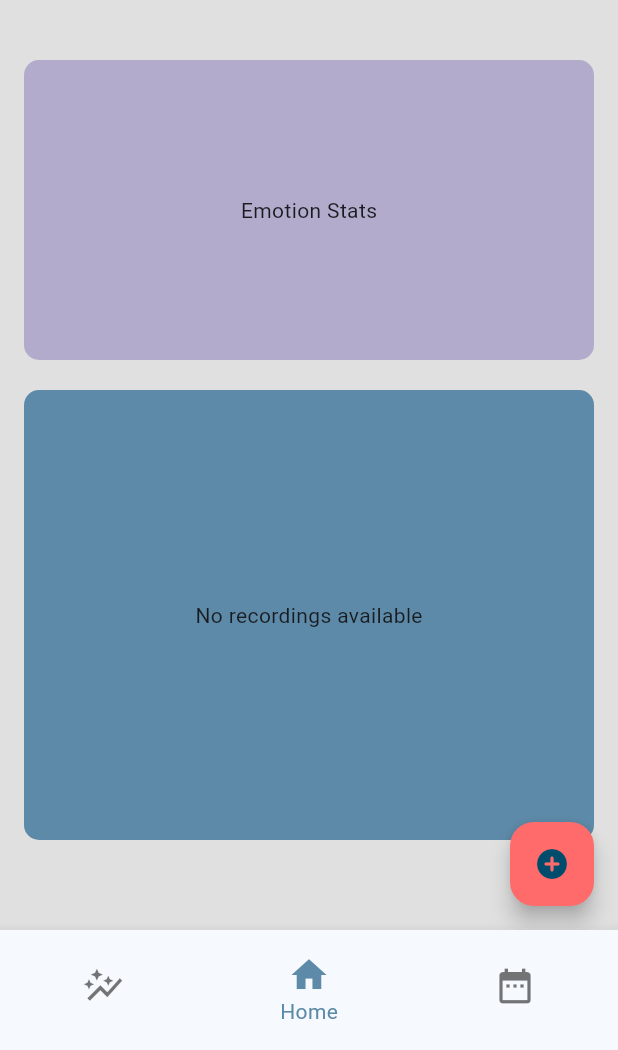
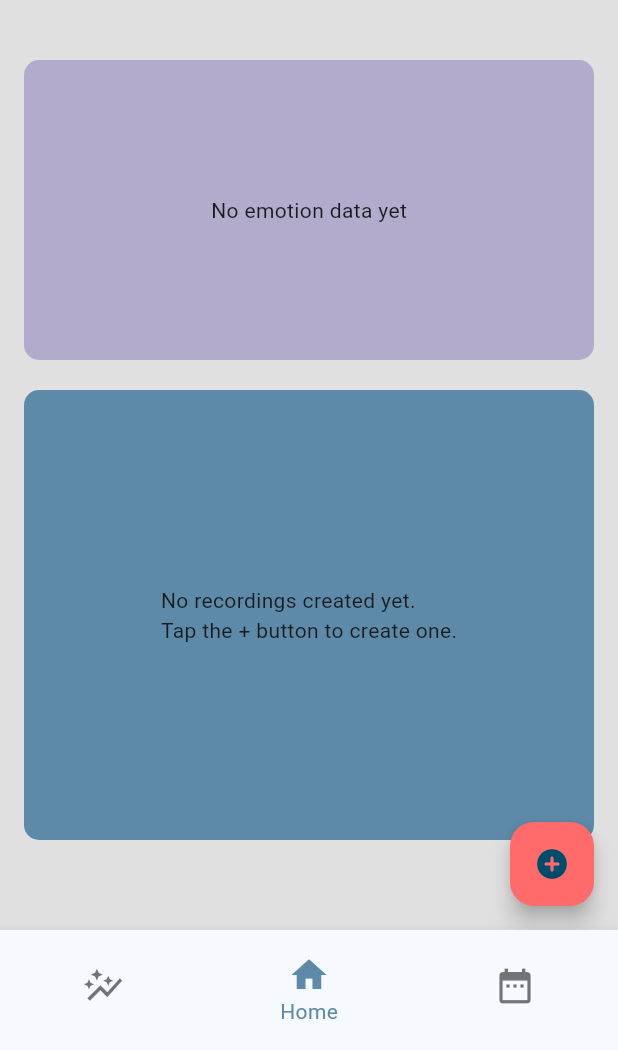
Before and after one commit to LaurierCS/POD1, a Flutter app: the screen it shows after launch, on a phone screen of 412 x 824 dp, the part 186-1236 px from its top. Run offline on Flutter 3.47's test engine with Material 3 defaults, Android fonts, the phone set to English and light mode, and no system bars; our stand-ins replace fl_chart, fluttertoast, hive, hive_flutter; missing offline and left inert: audio_waveforms; accounts and stored records are empty.

Commit message:
Added chart to home page

```diff
--- a/mobile/voice_journal_app/lib/home.dart
+++ b/mobile/voice_journal_app/lib/home.dart
@@ -1,5 +1,8 @@
+import 'package:fl_chart/fl_chart.dart';
 import 'package:flutter/material.dart';
+import 'package:voice_journal_app/Emotions_enums.dart';
 import 'package:voice_journal_app/Playback.dart';
+import 'package:voice_journal_app/stats.dart';
 import 'theme.dart';
 import 'RecordingPage.dart';
 import 'package:hive/hive.dart'; //Importing the local database
@@ -9,7 +12,9 @@ import 'schema.dart';
 //init variables
 //end of variables
 class HomePage extends StatefulWidget {
-  const HomePage({super.key});
+  Function onNavigateToStats;
+  HomePage({super.key, required this.onNavigateToStats});
+
   @override
   State<HomePage> createState() => HomePageState();
 }
@@ -36,10 +41,9 @@ class RecordingList extends StatelessWidget {
           );
         } else if (!snapshot.hasData || snapshot.data!.isEmpty) {
           return const Center(
-            child: Text('No recordings available'),
+            child: Text('No recordings created yet.\nTap the + button to create one.'),
           );
         } else {
-          Hive.close();
           return ListView.builder(
             itemCount: snapshot.data!.length,
             itemBuilder: (context, index) {
@@ -63,7 +67,107 @@ class RecordingList extends StatelessWidget {
               );
             },
           );
+        }
+      },
+    );
+  }
+}
 
+class EmotionChart extends StatelessWidget {
+  final Function onNavigateToStats;
+  const EmotionChart({super.key, required this.onNavigateToStats});
+
+  Future<List<EmotionCount>> fetchWeeklyEmotionCountsFromDatabase() async {
+    var box = await Hive.openBox<Recording>('recordings');
+
+    List<EmotionCount> emotionCountList = [
+      EmotionCount(Emotions.happiness),
+      EmotionCount(Emotions.sadness),
+      EmotionCount(Emotions.fear),
+      EmotionCount(Emotions.surprise),
+      EmotionCount(Emotions.anger),
+      EmotionCount(Emotions.disgust),
+    ];
+
+    DateTime filterTime = DateTime.now().subtract(const Duration(days: 7));
+
+    for (Recording recordingInstance in box.values){
+      if (recordingInstance.timeStamp.isAfter(filterTime)){
+        for (Emotions emotion in recordingInstance.emotion){
+          for (EmotionCount emotionCount in emotionCountList){
+            if (emotionCount.emotion == emotion){
+              emotionCount.count++;
+            }
+          }
+        }
+      }
+    }
+
+    return emotionCountList;
+  }
+
+  @override
+  Widget build(BuildContext context) {
+    return FutureBuilder(
+      future: fetchWeeklyEmotionCountsFromDatabase(),
+      builder: (context, snapshot) {
+        if (snapshot.connectionState == ConnectionState.waiting) {
+          return const Center(child: CircularProgressIndicator());
+        } else if (snapshot.hasError) {
+          return Center(child: Text('Error: ${snapshot.error}'));
+        } else if (snapshot.hasData && snapshot.data!.isNotEmpty) {
+          final totalEmotionCount = snapshot.data!.fold<int>(0, (sum, item) => sum + item.count);
+          if (totalEmotionCount == 0) {
+            return const Center(child: Text('No emotion data yet'));
+          }
+
+          // List of bar chart groups with emojis under bars
+          List<BarChartGroupData> barGroups = snapshot.data!
+              .asMap()
+              .entries
+              .map((entry) => BarChartGroupData(
+                    x: entry.key,
+                    barRods: [
+                      BarChartRodData(
+                        y: entry.value.count.toDouble(),
+                        colors: [getColorForEmotion(entry.value.emotion)],
+                        width: 22,
+                      ),
+                    ],
+                  ))
+              .toList();
+
+          return GestureDetector(
+            behavior: HitTestBehavior.opaque,
+            onTap: () => onNavigateToStats(),
+            child: Padding(
+              padding: const EdgeInsets.all(16.0),
+              child: BarChart(
+                BarChartData(
+                  alignment: BarChartAlignment.spaceAround,
+                  maxY: snapshot.data!.fold<int>(0, (max, e) => e.count > max ? e.count : max).toDouble(), // Calculate the maxY value dynamically
+                  titlesData: FlTitlesData(
+                    bottomTitles: SideTitles(
+                      showTitles: true,
+                      getTextStyles: (context, value) => const TextStyle(color: Colors.black, fontSize: 14),
+                      margin: 12,
+                      getTitles: (double value) {
+                        return emotionToEmoji[snapshot.data![value.toInt()].emotion] ?? ''; // Using emoji as titles under bars
+                      },
+                    ),
+                    leftTitles: SideTitles(showTitles: false),
+                    rightTitles: SideTitles(showTitles: false),
+                    topTitles: SideTitles(showTitles: false),
+                  ),
+                  gridData: FlGridData(show: false),
+                  borderData: FlBorderData(show: false),
+                  barGroups: barGroups,
+                ),
+              ),
+            ),
+          );
+        } else {
+          return const Center(child: Text('No recordings created yet'));
         }
       },
     );
@@ -104,7 +208,7 @@ class HomePageState extends State<HomePage>{
                   borderRadius: BorderRadius.circular(10), // Rounds corners
                 ), // Placeholder text
                 margin: const EdgeInsets.only(bottom: 20, top: 20),
-                  child: const Center(child: Text('Emotion Stats')), // Space between the rectangles and additional top padding
+                child: EmotionChart(onNavigateToStats: widget.onNavigateToStats),
               ),
               Expanded( //
                 child: Container(
--- a/mobile/voice_journal_app/lib/main.dart
+++ b/mobile/voice_journal_app/lib/main.dart
@@ -56,10 +56,10 @@ class _MainPageState extends State<MainPage> {
     return Scaffold(
       body: IndexedStack(
         index: _currPage.index,
-        children: const <Widget>[
-          StatsPage(),
-          HomePage(),
-          Text("Calendar Page"),
+        children: <Widget>[
+          const StatsPage(),
+          HomePage(onNavigateToStats: () => setState(() => _currPage = Page.stats)),
+          const Text("Calendar Page"),
         ],
       ),
       bottomNavigationBar: SizedBox(
--- a/mobile/voice_journal_app/pubspec.yaml
+++ b/mobile/voice_journal_app/pubspec.yaml
@@ -35,8 +35,8 @@ dependencies:
   # The following adds the Cupertino Icons font to your application.
   # Use with the CupertinoIcons class for iOS style icons.
   cupertino_icons: ^1.0.6
-  record: ^5.0.4
-  audio_waveforms: ^1.0.4
+  record: ^5.0.5
+  audio_waveforms: ^1.0.5
   path_provider: ^2.1.2
   intl: ^0.19.0
   fluttertoast: ^8.2.4
```
Also changed, not shown: mobile/voice_journal_app/lib/stats.dart (+54 -93 lines), 1 other file. Lines whose indentation alone changed are shown as unchanged.
